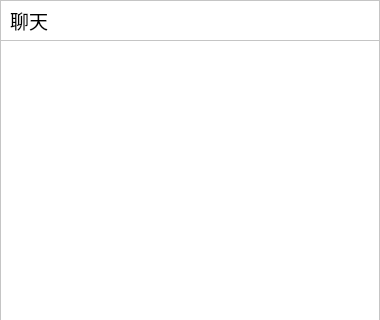
First picture: the form in client/litechat_dialog.ui, repository joshmiao/LiteChat, before the edit; both pictures show x 0 to 380 and y 0 to 320 of the 380 by 500 pixel window.
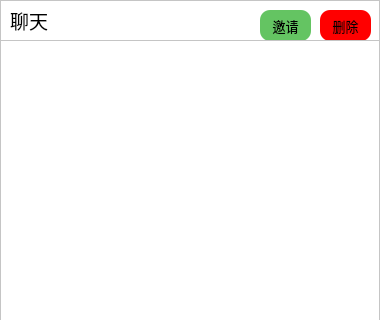
Second picture: the form after the edit. Icons and pictures are not drawn.

Diff of the .ui file:
```diff
--- a/client/litechat_dialog.ui
+++ b/client/litechat_dialog.ui
@@ -128,7 +128,7 @@
      <rect>
       <x>10</x>
       <y>10</y>
-      <width>351</width>
+      <width>241</width>
       <height>21</height>
      </rect>
     </property>
@@ -147,6 +147,52 @@
      <string>聊天</string>
     </property>
    </widget>
+   <widget class="QPushButton" name="pushButton_4">
+    <property name="geometry">
+     <rect>
+      <x>260</x>
+      <y>10</y>
+      <width>51</width>
+      <height>31</height>
+     </rect>
+    </property>
+    <property name="font">
+     <font>
+      <pointsize>10</pointsize>
+     </font>
+    </property>
+    <property name="styleSheet">
+     <string notr="true">background-color: rgb(100, 196, 98);
+color: rgb(0, 0, 0);
+border-radius:10px;</string>
+    </property>
+    <property name="text">
+     <string>邀请</string>
+    </property>
+   </widget>
+   <widget class="QPushButton" name="pushButton_5">
+    <property name="geometry">
+     <rect>
+      <x>320</x>
+      <y>10</y>
+      <width>51</width>
+      <height>31</height>
+     </rect>
+    </property>
+    <property name="font">
+     <font>
+      <pointsize>10</pointsize>
+     </font>
+    </property>
+    <property name="styleSheet">
+     <string notr="true">background-color: red;
+color: rgb(0, 0, 0);
+border-radius:10px;</string>
+    </property>
+    <property name="text">
+     <string>删除</string>
+    </property>
+   </widget>
   </widget>
   <widget class="QPushButton" name="pushButton_2">
    <property name="geometry">
```
